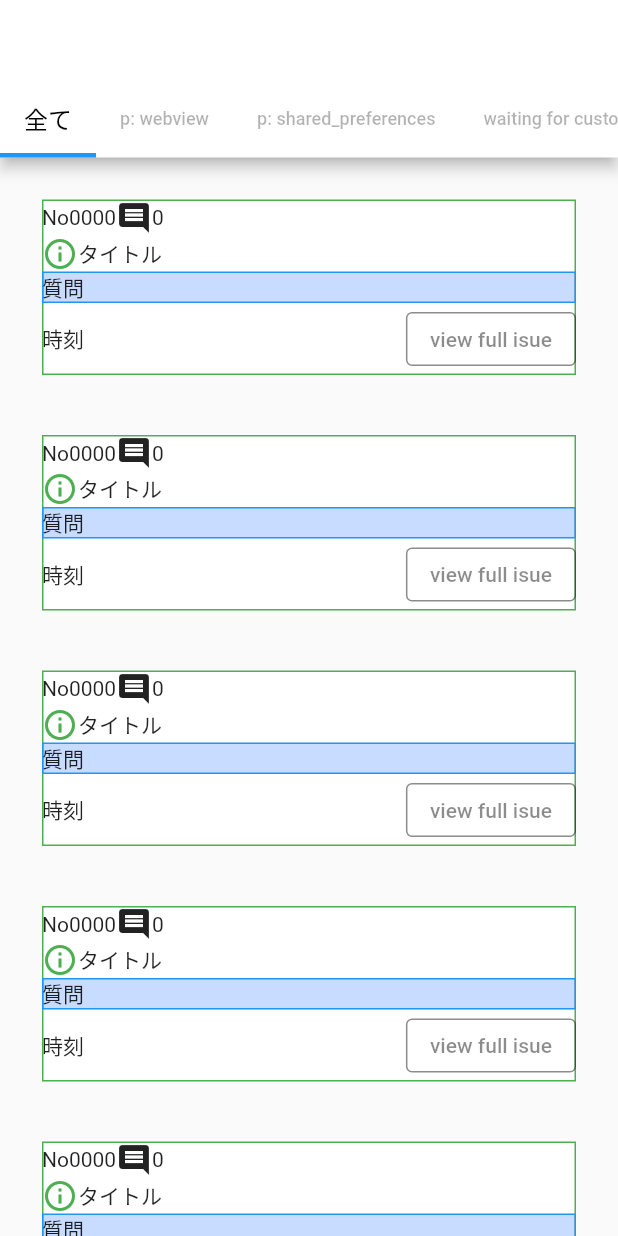
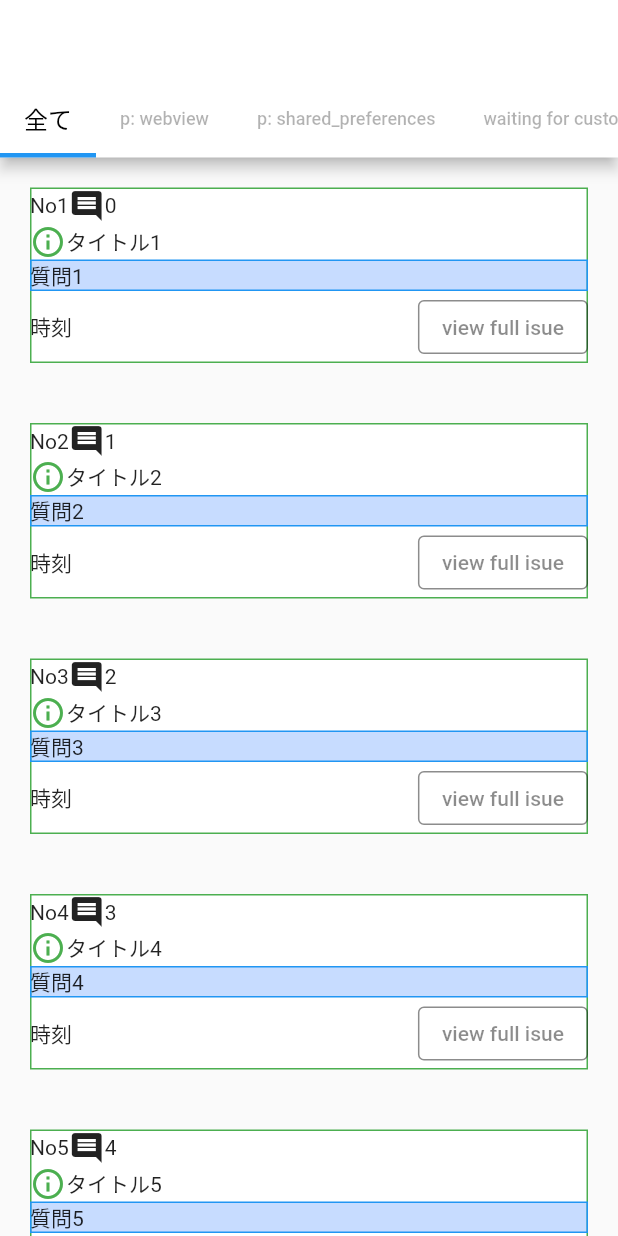
Before and after one commit to toridoritakemura/toridori_task_app, a Flutter app: the screen it shows after launch, after a tap on "view full isue", on a phone screen of 412 x 824 dp. Run offline on Flutter 3.47's test engine with Material 2 defaults, Android fonts, the phone set to English and light mode, and no system bars; network calls fail.

Commit message:
9/21/10:46

```diff
--- a/lib/Model/model.dart
+++ b/lib/Model/model.dart
@@ -1,26 +1,47 @@
+import 'package:toridori_task_app/View/home.dart';
+import 'dart:async'; //非同期処理用
+import 'dart:convert';
+import 'package:http/http.dart' ;
+
+
 class Issue {
   ///プロパティ
-  final String issue_number;//No.
-  final String comment;//コメント
+  final int number;//No.
+  final int comments;//コメント数
   final String title;//タイトル
-  final String text;//質問分
-  final String date;//日付
+  final String body;//質問分
+  final String since;//日付
 
   ///コンストラクタ
-  Issue(
-      this.issue_number,
-      this.comment,
-      this.title,
-      this.text,
-      this.date,
+  Issue({
+    required this.number,
+    required this.comments,
+    required this.title,
+    required this.body,
+    required this.since,
+  });
+
+
+  ///APIコール部分
+  static Future<List<Issue>> searchRepositories() async {
+    String url = 'https://api.github.com/repos/flutter/flutter/issues';
+    try{
+      var result = await get(Uri.parse(url));
+      Map<String,dynamic> data = jsonDecode(result.body);
+      print('data');
+      Issue issue = Issue(
+        number : data['number'],
+        comments: data['comments'],
+        title: data['title'],
+        body: data['body'],
+        since: data['created_at'],
       );
 
-  Issue.fromJson(Map<String, dynamic> json)
-      : issue_number = json['issue_number'],
-        comment = json['comment'],
-        title = json['title'],
-        text = json['text'],
-        date = json['date'];
+    }catch(e){
+      print(e);
+    }
 
+    return searchRepositories();
+  }
 
 }
--- a/lib/View/home.dart
+++ b/lib/View/home.dart
@@ -8,7 +8,8 @@ class HomePage extends StatefulWidget {
 }
 
 class _HomePageState extends State<HomePage> {
-  final issue = Issue('0000', '0', 'タイトル', '質問', '時刻');
+
+
   @override
   Widget build(BuildContext context) {
     return DefaultTabController(
@@ -48,23 +49,25 @@ class _HomePageState extends State<HomePage> {
   }
 }
 
-///Issue一個分
+///Issueリスト
 class IssuePage extends StatelessWidget{
-  final issue = Issue('0000', '0', 'タイトル', '質問', '時刻');
   List<Issue> issueList = [
-    Issue('0001', '0', 'タイトル1', '質問1', '時刻'),
-    Issue('0002', '0', 'タイトル2', '質問2', '時刻'),
-    Issue('0003', '0', 'タイトル3', '質問3', '時刻'),
-    Issue('0004', '0', 'タイトル4', '質問4', '時刻'),
+    Issue(number: 1, comments: 0, title: 'タイトル1', body: '質問1', since: '時刻'),
+    Issue(number: 2, comments: 1, title: 'タイトル2', body: '質問2', since: '時刻'),
+    Issue(number: 3, comments: 2, title: 'タイトル3', body: '質問3', since: '時刻'),
+    Issue(number: 4, comments: 3, title: 'タイトル4', body: '質問4', since: '時刻'),
+    Issue(number: 5, comments: 4, title: 'タイトル5', body: '質問5', since: '時刻'),
+    Issue(number: 6, comments: 5, title: 'タイトル6', body: '質問6', since: '時刻'),
   ];
+
   @override
   Widget build(BuildContext context) {
 
     return Center(
-      child: ListView.builder(
-          padding: const EdgeInsets.all(8),
-      itemCount: 50,
-      itemBuilder: (BuildContext context, int index) {
+      child: SingleChildScrollView(
+        scrollDirection: Axis.vertical,
+        child: Column(
+          children: issueList.map((issue) {
           return Column(
             children: [
               Padding(
@@ -78,9 +81,9 @@ class IssuePage extends StatelessWidget{
                         Row(
                           children: [
                             const Text('No'),
-                          Text(issue.issue_number),
+                            Text(issue.number.toString()),
                             const Icon(Icons.comment),
-                          Text(issue.comment),
+                            Text(issue.comments.toString()),
                           ],
                         ),
                         Row(
@@ -98,13 +101,13 @@ class IssuePage extends StatelessWidget{
                               color: Colors.blueAccent.withOpacity(0.3),
                               border: Border.all(color: Colors.blue),
                             ),
-                          child: Text(issue.text)
+                            child: Text(issue.body)
                         ),
                         Align(
                           alignment: Alignment.bottomLeft,
                           child: Row(
                             children: [
-                            Text(issue.date),
+                              Text(issue.since),
                               const Spacer(),
                               OutlinedButton(
                                 style: OutlinedButton.styleFrom(
@@ -116,7 +119,11 @@ class IssuePage extends StatelessWidget{
                                     color: Colors.black45,
                                   ),
                                 ),
-                              onPressed: () {},
+                                onPressed: () {
+                                  Issue.searchRepositories();
+
+
+                                },
 
                               ),
 
@@ -135,8 +142,9 @@ class IssuePage extends StatelessWidget{
               ),
             ],
           );
-      }),
+          }).toList(),
+        ),
+      )
     );
-
   }
 }
--- a/lib/main.dart
+++ b/lib/main.dart
@@ -1,17 +1,13 @@
 // ignore_for_file: non_constant_identifier_names
-
 import 'package:flutter/material.dart';
 import 'package:toridori_task_app/View/home.dart';
 import 'Model/model.dart';
 import 'View/test.dart';
-import 'dart:async'; //非同期処理用
-import 'dart:convert';
-import 'package:http/http.dart' as http;
 
 
 void main() {
   runApp(const MyApp());
-  GithubClient()._searchRepositories('date').catchError((e)=>print(e));
+
 }
 
 class MyApp extends StatelessWidget {
@@ -45,8 +41,6 @@ const List<Tab> tabs = <Tab>[
 
 
 class MyStatelessWidget extends StatelessWidget {
-  final Issue issue = Issue('#0000', '0', 'Title', 'Text', 'Date');
-
   MyStatelessWidget({Key? key}) : super(key: key);
 
   @override
@@ -55,31 +49,6 @@ class MyStatelessWidget extends StatelessWidget {
   }
 
 }
-
-
-
-///APIコール部分
-class GithubClient {
-  Future<List<Issue>> _searchRepositories(String searchWord) async {
-    print('test');
-    final response = await http.get(Uri.parse('https://github.com/flutter/flutter/issues'));
-    print(response.statusCode);
-    if (response.statusCode == 200) {
-      List<Issue> list = [];
-      Map<String, dynamic> decoded = json.decode(response.body);
-      for (var item in decoded['items']) {
-        list.add(Issue.fromJson(item));
-      }
-      print(list.length);
-      return list;
-    } else {
-      throw Exception('Fail to search repository');
-    }
-  }
-}
-
-
-
 
 
 //todo gitと連携する
```
Lines whose indentation alone changed are shown as unchanged.
